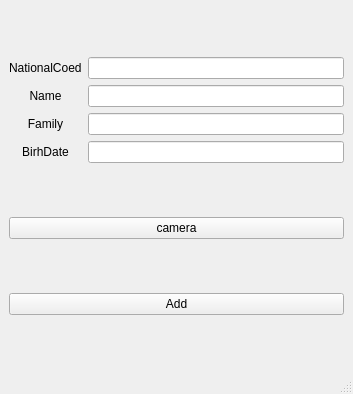
Before: the Qt Designer form Addform.ui in FatemeZamanian/Employee-management, drawn with Qt 5.
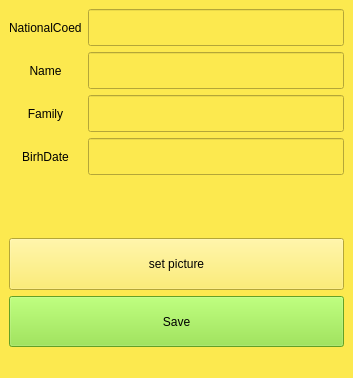
After: the same form once the commit is applied.

```diff
--- a/Addform.ui
+++ b/Addform.ui
@@ -7,31 +7,48 @@
     <x>0</x>
     <y>0</y>
     <width>353</width>
-    <height>394</height>
+    <height>378</height>
    </rect>
   </property>
   <property name="windowTitle">
    <string>Add form</string>
   </property>
+  <property name="styleSheet">
+   <string notr="true">background-color: rgb(252, 233, 79);</string>
+  </property>
   <widget class="QWidget" name="centralwidget">
-   <layout class="QGridLayout" name="gridLayout_2">
-    <item row="7" column="1">
-     <widget class="QPushButton" name="btn_pic">
-      <property name="text">
-       <string>camera</string>
-      </property>
-     </widget>
-    </item>
-    <item row="3" column="1">
+   <layout class="QVBoxLayout" name="verticalLayout">
+    <item>
      <layout class="QGridLayout" name="gridLayout">
       <item row="2" column="1">
-       <widget class="QLineEdit" name="txt_family"/>
+       <widget class="QLineEdit" name="txt_family">
+        <property name="sizePolicy">
+         <sizepolicy hsizetype="Expanding" vsizetype="MinimumExpanding">
+          <horstretch>0</horstretch>
+          <verstretch>0</verstretch>
+         </sizepolicy>
+        </property>
+       </widget>
       </item>
       <item row="1" column="1">
-       <widget class="QLineEdit" name="txt_name"/>
+       <widget class="QLineEdit" name="txt_name">
+        <property name="sizePolicy">
+         <sizepolicy hsizetype="Expanding" vsizetype="MinimumExpanding">
+          <horstretch>0</horstretch>
+          <verstretch>0</verstretch>
+         </sizepolicy>
+        </property>
+       </widget>
       </item>
       <item row="0" column="1">
-       <widget class="QLineEdit" name="txt_codemelli"/>
+       <widget class="QLineEdit" name="txt_codemelli">
+        <property name="sizePolicy">
+         <sizepolicy hsizetype="Expanding" vsizetype="MinimumExpanding">
+          <horstretch>0</horstretch>
+          <verstretch>0</verstretch>
+         </sizepolicy>
+        </property>
+       </widget>
       </item>
       <item row="1" column="0">
        <widget class="QLabel" name="label_2">
@@ -51,7 +68,14 @@
        </widget>
       </item>
       <item row="3" column="1">
-       <widget class="QLineEdit" name="txt_birthdate"/>
+       <widget class="QLineEdit" name="txt_birthdate">
+        <property name="sizePolicy">
+         <sizepolicy hsizetype="Expanding" vsizetype="MinimumExpanding">
+          <horstretch>0</horstretch>
+          <verstretch>0</verstretch>
+         </sizepolicy>
+        </property>
+       </widget>
       </item>
       <item row="2" column="0">
        <widget class="QLabel" name="label_3">
@@ -75,12 +99,51 @@
       </item>
      </layout>
     </item>
-    <item row="8" column="1">
-     <widget class="QPushButton" name="btnAdd">
-      <property name="text">
-       <string>Add</string>
-      </property>
-     </widget>
+    <item>
+     <layout class="QVBoxLayout" name="verticalLayout_2">
+      <item>
+       <widget class="QLabel" name="label_5">
+        <property name="sizePolicy">
+         <sizepolicy hsizetype="MinimumExpanding" vsizetype="MinimumExpanding">
+          <horstretch>0</horstretch>
+          <verstretch>0</verstretch>
+         </sizepolicy>
+        </property>
+        <property name="text">
+         <string/>
+        </property>
+       </widget>
+      </item>
+      <item>
+       <widget class="QPushButton" name="btn_pic">
+        <property name="sizePolicy">
+         <sizepolicy hsizetype="Minimum" vsizetype="MinimumExpanding">
+          <horstretch>0</horstretch>
+          <verstretch>0</verstretch>
+         </sizepolicy>
+        </property>
+        <property name="text">
+         <string>set picture</string>
+        </property>
+       </widget>
+      </item>
+      <item>
+       <widget class="QPushButton" name="btnAdd">
+        <property name="sizePolicy">
+         <sizepolicy hsizetype="MinimumExpanding" vsizetype="MinimumExpanding">
+          <horstretch>0</horstretch>
+          <verstretch>0</verstretch>
+         </sizepolicy>
+        </property>
+        <property name="styleSheet">
+         <string notr="true">background-color: rgb(138, 226, 52);</string>
+        </property>
+        <property name="text">
+         <string>Save</string>
+        </property>
+       </widget>
+      </item>
+     </layout>
     </item>
    </layout>
   </widget>
```
